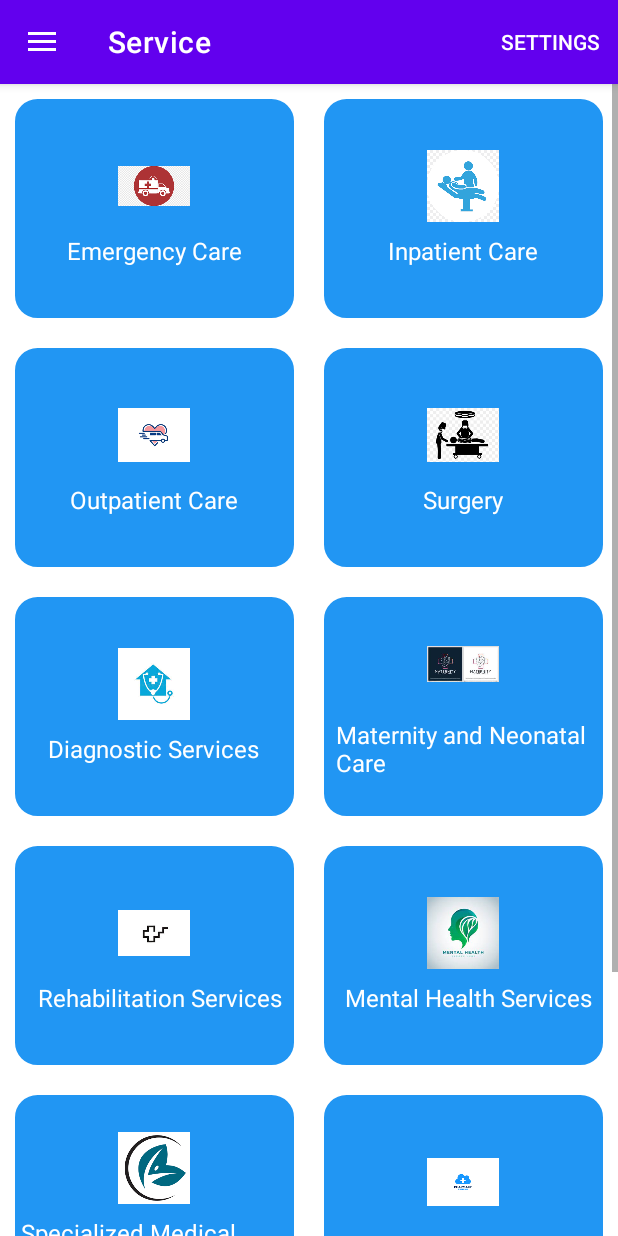
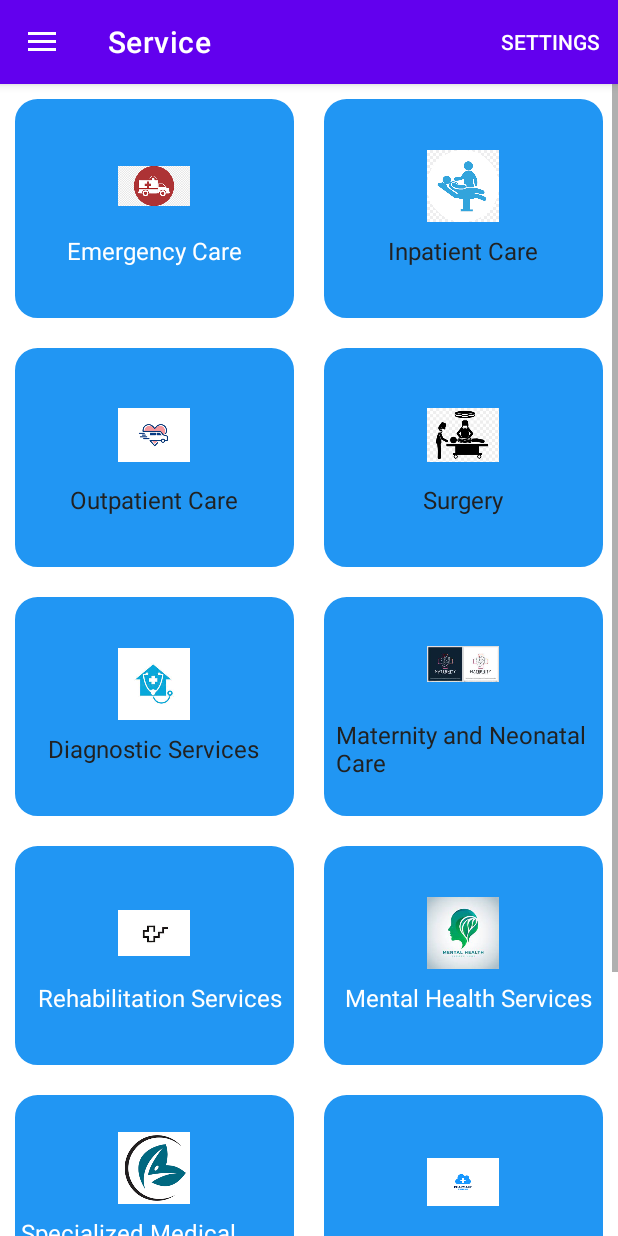
Before and after one commit to dcit202Andriod/Group14-Mini_project, an Android app: the screen it shows after launch (MainActivity), in the side drawer, after a tap on "Service", on a phone screen of 412 x 824 dp. Run offline under Robolectric (Android 15) with nearby library versions, the phone set to English and light mode, and no system bars; our stand-ins replace navigation-ui.

Commit message:
fragment_service.xml modified

```diff
--- a/app/src/main/res/layout/fragment_service.xml
+++ b/app/src/main/res/layout/fragment_service.xml
@@ -1,5 +1,6 @@
 <?xml version="1.0" encoding="utf-8"?>
 <ScrollView xmlns:android="http://schemas.android.com/apk/res/android"
+    xmlns:tools="http://schemas.android.com/tools"
     android:layout_width="match_parent"
     android:layout_height="match_parent"
     android:orientation="vertical"
@@ -14,7 +15,8 @@
         <LinearLayout
             android:layout_width="match_parent"
             android:layout_height="wrap_content"
-            android:orientation="horizontal">
+            android:orientation="horizontal"
+            android:baselineAligned="false">
 
             <LinearLayout
                 android:id="@+id/emergencyService"
@@ -30,16 +32,19 @@
                 <ImageView
                     android:layout_width="48dp"
                     android:layout_height="48dp"
-                    android:src="@drawable/icon_emergency"/>
+                    android:src="@drawable/icon_emergency"
+                    android:contentDescription="@string/todo"
+                    tools:ignore="ContentDescription" />
 
                 <TextView
                     android:id="@+id/emergencyServiceText"
                     android:layout_width="wrap_content"
                     android:layout_height="wrap_content"
+                    android:layout_marginTop="8dp"
                     android:text="@string/emergency_care"
                     android:textColor="#FFFFFF"
                     android:textSize="16sp"
-                    android:layout_marginTop="8dp"/>
+                    tools:ignore="TextContrastCheck" />
             </LinearLayout>
 
             <LinearLayout
@@ -55,16 +60,18 @@
                 <ImageView
                     android:layout_width="48dp"
                     android:layout_height="48dp"
-                    android:src="@drawable/icon_inpatient"/>
+                    android:contentDescription="TODO"
+                    android:src="@drawable/icon_inpatient"
+                    tools:ignore="ContentDescription,HardcodedText,ImageContrastCheck" />
 
                 <TextView
                     android:id="@+id/inpatientServiceText"
                     android:layout_width="wrap_content"
                     android:layout_height="wrap_content"
+                    android:layout_marginTop="8dp"
                     android:text="@string/inpatient_care"
-                    android:textColor="#FFFFFF"
-                    android:textSize="16sp"
-                    android:layout_marginTop="8dp"/>
+                    android:textColor="#212121"
+                    android:textSize="16sp" />
             </LinearLayout>
 
         </LinearLayout>
@@ -72,7 +79,8 @@
         <LinearLayout
             android:layout_width="match_parent"
             android:layout_height="wrap_content"
-            android:orientation="horizontal">
+            android:orientation="horizontal"
+            android:baselineAligned="false">
 
             <LinearLayout
                 android:id="@+id/outpatientService"
@@ -87,16 +95,18 @@
                 <ImageView
                     android:layout_width="48dp"
                     android:layout_height="48dp"
-                    android:src="@drawable/icon_outpatient"/>
+                    android:src="@drawable/icon_outpatient"
+                    android:contentDescription="TODO"
+                    tools:ignore="ContentDescription,HardcodedText" />
 
                 <TextView
                     android:id="@+id/outpatientServiceText"
                     android:layout_width="wrap_content"
                     android:layout_height="wrap_content"
+                    android:layout_marginTop="8dp"
                     android:text="@string/outpatient_care"
-                    android:textColor="#FFFFFF"
-                    android:textSize="16sp"
-                    android:layout_marginTop="8dp"/>
+                    android:textColor="#212121"
+                    android:textSize="16sp" />
             </LinearLayout>
 
             <LinearLayout
@@ -112,16 +122,17 @@
                 <ImageView
                     android:layout_width="48dp"
                     android:layout_height="48dp"
-                    android:src="@drawable/icon_surgery"/>
+                    android:src="@drawable/icon_surgery"
+                    android:importantForAccessibility="no" />
 
                 <TextView
                     android:id="@+id/surgeryServiceText"
                     android:layout_width="wrap_content"
                     android:layout_height="wrap_content"
+                    android:layout_marginTop="8dp"
                     android:text="@string/surgery"
-                    android:textColor="#FFFFFF"
-                    android:textSize="16sp"
-                    android:layout_marginTop="8dp"/>
+                    android:textColor="#212121"
+                    android:textSize="16sp" />
             </LinearLayout>
 
         </LinearLayout>
@@ -129,7 +140,8 @@
         <LinearLayout
             android:layout_width="match_parent"
             android:layout_height="wrap_content"
-            android:orientation="horizontal">
+            android:orientation="horizontal"
+            android:baselineAligned="false">
 
             <LinearLayout
                 android:id="@+id/diagnosticService"
@@ -144,16 +156,18 @@
                 <ImageView
                     android:layout_width="48dp"
                     android:layout_height="48dp"
-                    android:src="@drawable/icon_diagnostic"/>
+                    android:importantForAccessibility="no"
+                    android:src="@drawable/icon_diagnostic"
+                    tools:ignore="ImageContrastCheck" />
 
                 <TextView
                     android:id="@+id/diagnosticServiceText"
                     android:layout_width="wrap_content"
                     android:layout_height="wrap_content"
+                    android:layout_marginTop="8dp"
                     android:text="@string/diagnostic_service"
-                    android:textColor="#FFFFFF"
-                    android:textSize="16sp"
-                    android:layout_marginTop="8dp"/>
+                    android:textColor="#212121"
+                    android:textSize="16sp" />
             </LinearLayout>
 
             <LinearLayout
@@ -169,18 +183,19 @@
                 <ImageView
                 android:layout_width="48dp"
                 android:layout_height="48dp"
-                android:src="@drawable/icon_maternity"/>
+                android:src="@drawable/icon_maternity"
+                    android:importantForAccessibility="no" />
 
                 <TextView
                     android:id="@+id/maternityServiceText"
                     android:layout_width="wrap_content"
                     android:layout_height="wrap_content"
+                    android:layout_marginStart="4dp"
+                    android:layout_marginTop="8dp"
+                    android:padding="4dp"
                     android:text="@string/maternity"
-                    android:textColor="#FFFFFF"
-                    android:textSize="16sp"
-                    android:layout_marginLeft="4dp"
-                    android:padding="4dp"
-                    android:layout_marginTop="8dp"/>
+                    android:textColor="#212121"
+                    android:textSize="16sp" />
             </LinearLayout>
 
         </LinearLayout>
@@ -188,7 +203,8 @@
         <LinearLayout
             android:layout_width="match_parent"
             android:layout_height="wrap_content"
-            android:orientation="horizontal">
+            android:orientation="horizontal"
+            android:baselineAligned="false">
 
             <LinearLayout
                 android:id="@+id/rehabilitationService"
@@ -203,13 +219,14 @@
                 <ImageView
                     android:layout_width="48dp"
                     android:layout_height="48dp"
-                    android:src="@drawable/icon_rehabilitation"/>
+                    android:src="@drawable/icon_rehabilitation"
+                    android:importantForAccessibility="no" />
 
                 <TextView
                     android:id="@+id/rehabilitationServiceText"
                     android:layout_width="wrap_content"
                     android:layout_height="wrap_content"
-                    android:layout_marginLeft="4dp"
+                    android:layout_marginStart="4dp"
                     android:text="@string/rehabilitation"
                     android:textColor="#FFFFFF"
                     android:textSize="16sp"
@@ -229,13 +246,15 @@
                 <ImageView
                     android:layout_width="48dp"
                     android:layout_height="48dp"
-                    android:src="@drawable/icon_mental_health"/>
+                    android:importantForAccessibility="no"
+                    android:src="@drawable/icon_mental_health"
+                    tools:ignore="ImageContrastCheck" />
 
                 <TextView
                     android:id="@+id/mentalHealthServiceText"
                     android:layout_width="wrap_content"
                     android:layout_height="wrap_content"
-                    android:layout_marginLeft="4dp"
+                    android:layout_marginStart="4dp"
                     android:text="@string/mental_health"
                     android:textColor="#FFFFFF"
                     android:textSize="16sp"
@@ -247,7 +266,8 @@
         <LinearLayout
             android:layout_width="match_parent"
             android:layout_height="wrap_content"
-            android:orientation="horizontal">
+            android:orientation="horizontal"
+            tools:ignore="DisableBaselineAlignment">
 
             <LinearLayout
                 android:id="@+id/specializedService"
@@ -262,13 +282,14 @@
                 <ImageView
                     android:layout_width="48dp"
                     android:layout_height="48dp"
-                    android:src="@drawable/icon_specialized"/>
+                    android:src="@drawable/icon_specialized"
+                    android:importantForAccessibility="no" />
 
                 <TextView
                     android:id="@+id/specializedServiceText"
                     android:layout_width="wrap_content"
                     android:layout_height="wrap_content"
-                    android:layout_marginLeft="4dp"
+                    android:layout_marginStart="4dp"
                     android:text="@string/specialized_services"
                     android:textColor="#FFFFFF"
                     android:textSize="16sp"
@@ -288,7 +309,8 @@
                 <ImageView
                     android:layout_width="48dp"
                     android:layout_height="48dp"
-                    android:src="@drawable/icon_pharmacy"/>
+                    android:src="@drawable/icon_pharmacy"
+                    android:importantForAccessibility="no" />
 
                 <TextView
                     android:id="@+id/pharmacyServiceText"
@@ -305,7 +327,8 @@
         <LinearLayout
             android:layout_width="match_parent"
             android:layout_height="wrap_content"
-            android:orientation="horizontal">
+            android:orientation="horizontal"
+            android:baselineAligned="false">
 
             <LinearLayout
                 android:id="@+id/palliativeService"
@@ -315,12 +338,15 @@
                 android:layout_margin="8dp"
                 android:background="@drawable/rounded_background_blue"
                 android:gravity="center"
-                android:orientation="vertical">
+                android:orientation="vertical"
+                tools:ignore="UselessParent">
 
                 <ImageView
                     android:layout_width="48dp"
                     android:layout_height="48dp"
-                    android:src="@drawable/icon_palliative"/>
+                    android:src="@drawable/icon_palliative"
+                    android:contentDescription="TODO"
+                    tools:ignore="ContentDescription,HardcodedText" />
 
                 <TextView
                     android:id="@+id/palliativeServiceText"
```
